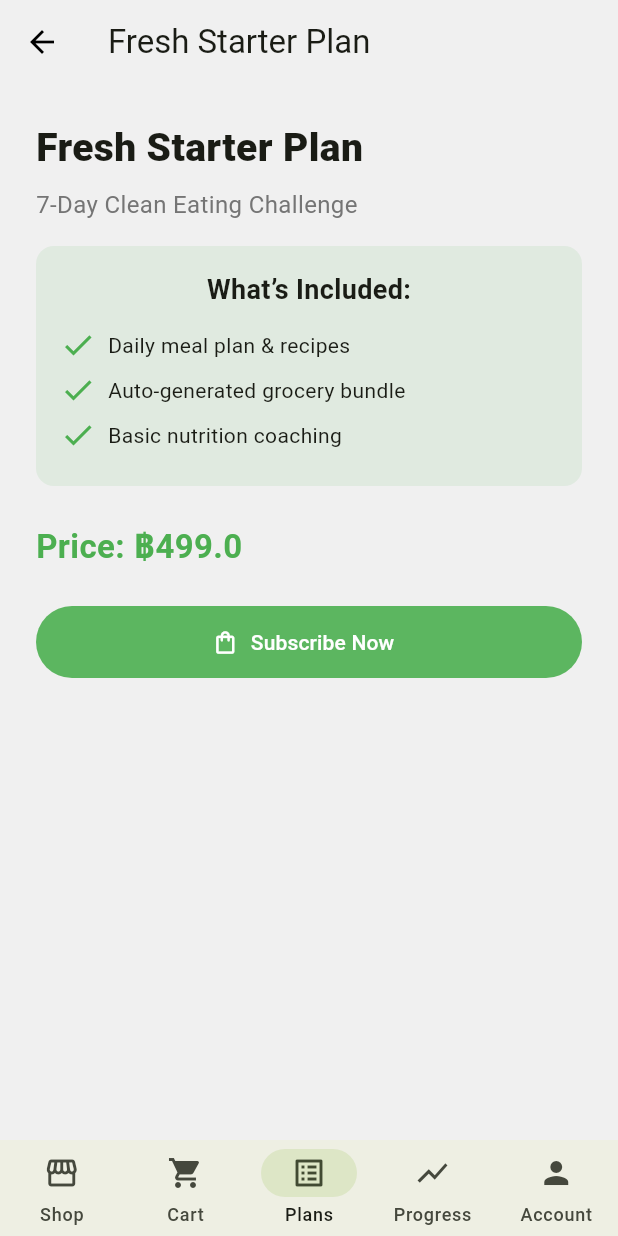
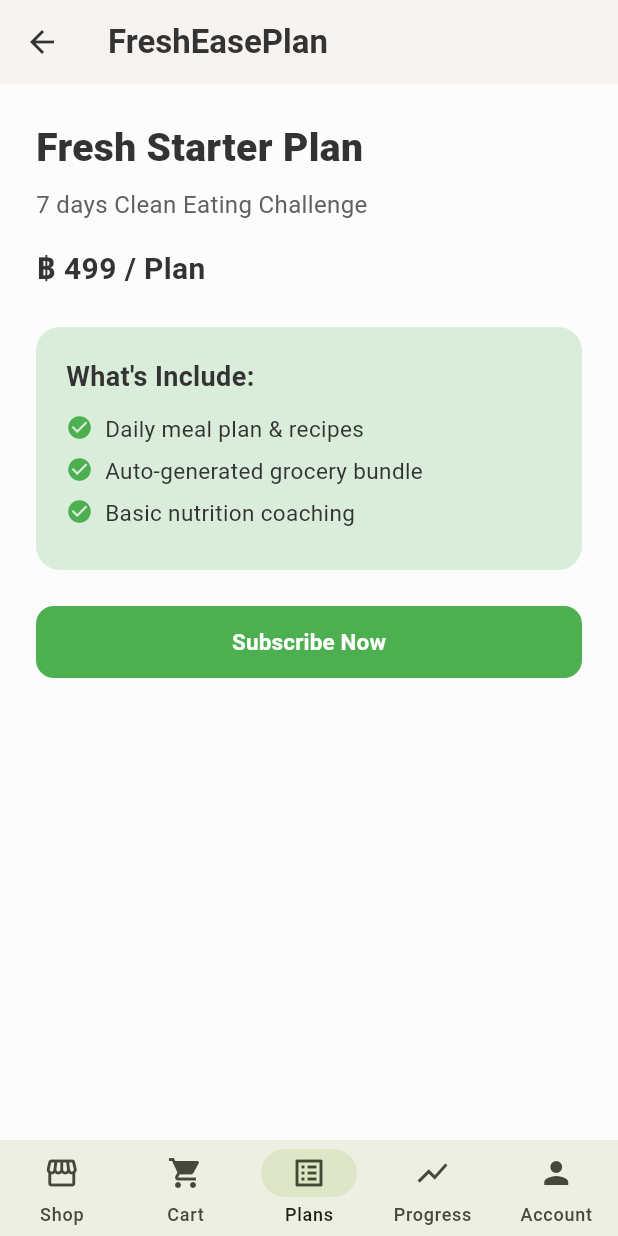
Before and after one commit to jemiezler/freshease, a Flutter app: the screen it shows after launch, item 3 of the bottom bar chosen, after a tap on "View Details", on a phone screen of 412 x 824 dp. Run offline on Flutter 3.47's test engine with Material 3 defaults, Android fonts, the phone set to English and light mode, and no system bars; our stand-ins replace dio, equatable, flutter_bloc, get_it, go_router; network calls fail.

Commit message:
feat(ui): Enhance PlanDetailPage and PlansPage with improved styling and dynamic button colors

```diff
--- a/frontend/lib/features/plans/presentation/pages/plan_detail_page.dart
+++ b/frontend/lib/features/plans/presentation/pages/plan_detail_page.dart
@@ -1,6 +1,13 @@
 import 'package:flutter/material.dart';
 import 'package:frontend/core/state/checkout_controller.dart';
 import 'package:go_router/go_router.dart';
+
+// --- Define App Colors from Figma ---
+const Color _scaffoldBgColor = Color.fromARGB(255, 252, 252, 252);
+const Color _appBarBgColor = Color(0xFFF7F3F0);
+const Color _primaryTextColor = Color(0xFF333333);
+const Color _secondaryTextColor = Color(0xFF616161);
+const Color _checkColor = Color(0xFF4CAF50); // Colors.green.shade600
 
 class PlanDetailPage extends StatelessWidget {
   final Map<String, dynamic> plan;
@@ -8,54 +15,109 @@ class PlanDetailPage extends StatelessWidget {
 
   @override
   Widget build(BuildContext context) {
+    // Extract all data first
     final color = plan["color"] as Color;
     final features = (plan["features"] as List).cast<String>();
+    final title = plan["title"] as String;
+    final subtitle = plan["subtitle"] as String;
+    final price = plan["price"] as double;
 
     return Scaffold(
-      appBar: AppBar(title: Text(plan["title"])),
+      // 1. Set background color
+      backgroundColor: _scaffoldBgColor,
+      appBar: AppBar(
+        // 2. Fix AppBar title and style
+        title: const Text(
+          'FreshEasePlan', // Fixed title from Figma
+          style: TextStyle(
+            color: _primaryTextColor,
+            fontWeight: FontWeight.bold,
+          ),
+        ),
+        backgroundColor: _appBarBgColor,
+        elevation: 0,
+        iconTheme: const IconThemeData(
+          color: _primaryTextColor, // Dark back arrow
+        ),
+      ),
       body: Center(
         child: ConstrainedBox(
           constraints: const BoxConstraints(maxWidth: 900),
           child: ListView(
             padding: const EdgeInsets.all(24),
             children: [
+              // 3. Content Order: Title
               Text(
-                plan["title"],
+                title,
                 style: const TextStyle(
                   fontSize: 26,
                   fontWeight: FontWeight.w800,
+                  color: _primaryTextColor, // Ensure dark text
                 ),
               ),
               const SizedBox(height: 8),
+              // 4. Content Order: Subtitle
               Text(
-                plan["subtitle"],
-                style: TextStyle(fontSize: 16, color: Colors.grey[600]),
+                subtitle,
+                style: const TextStyle(
+                  fontSize: 16,
+                  color: _secondaryTextColor, // Use theme color
+                ),
               ),
               const SizedBox(height: 16),
+              // 5. Content Order: Price (Moved & Restyled)
+              Text(
+                '฿ ${price.toStringAsFixed(0)} / Plan', // New format
+                style: const TextStyle(
+                  fontSize: 20,
+                  fontWeight: FontWeight.w700,
+                  color: _primaryTextColor, // Dark text, not green
+                ),
+              ),
+              const SizedBox(height: 24),
+              // 6. Content Order: "What's Include" Box
               Container(
                 decoration: BoxDecoration(
-                  color: color.withValues(alpha: .1),
-                  borderRadius: BorderRadius.circular(12),
+                  // Use the plan color with more opacity
+                  color: color.withOpacity(0.2),
+                  borderRadius: BorderRadius.circular(16),
                 ),
-                padding: const EdgeInsets.all(16),
+                padding: const EdgeInsets.all(20),
                 child: Column(
+                  crossAxisAlignment: CrossAxisAlignment.start,
                   children: [
                     const Text(
-                      'What’s Included:',
+                      "What's Include:", // Match Figma (no 'd')
                       style: TextStyle(
                         fontWeight: FontWeight.w700,
                         fontSize: 18,
+                        color: _primaryTextColor,
                       ),
                     ),
                     const SizedBox(height: 12),
                     for (final f in features)
                       Padding(
-                        padding: const EdgeInsets.only(bottom: 6),
+                        padding: const EdgeInsets.only(bottom: 8),
                         child: Row(
+                          crossAxisAlignment: CrossAxisAlignment.start,
                           children: [
-                            const Icon(Icons.check, color: Colors.green),
+                            const Icon(
+                              Icons
+                                  .check_circle, // Match previous screen's icon
+                              color: _checkColor,
+                              size: 18,
+                            ),
                             const SizedBox(width: 8),
-                            Expanded(child: Text(f)),
+                            Expanded(
+                              child: Text(
+                                f,
+                                style: const TextStyle(
+                                  color: _primaryTextColor,
+                                  fontSize: 15,
+                                  height: 1.3,
+                                ),
+                              ),
+                            ),
                           ],
                         ),
                       ),
@@ -63,35 +125,36 @@ class PlanDetailPage extends StatelessWidget {
                 ),
               ),
               const SizedBox(height: 24),
-              Text(
-                'Price: ฿${plan["price"]}',
-                style: const TextStyle(
-                  fontSize: 22,
-                  fontWeight: FontWeight.w700,
-                  color: Colors.green,
-                ),
-              ),
-              const SizedBox(height: 24),
-              FilledButton.icon(
+              // 7. Button (No Icon, solid color)
+              FilledButton(
                 onPressed: () {
                   final co = CheckoutScope.of(context);
                   co.setPlanCheckout(
                     PlanOrder(
                       id: plan["id"] as int,
-                      title: plan["title"] as String,
-                      price: plan["price"] as double,
-                      subtitle: plan["subtitle"] as String,
+                      title: title,
+                      price: price,
+                      subtitle: subtitle,
                     ),
                   );
 
                   // Navigate directly into checkout flow (starting at address)
                   context.go('/cart/checkout/address');
                 },
-                icon: const Icon(Icons.shopping_bag_outlined),
-                label: const Text('Subscribe Now'),
                 style: FilledButton.styleFrom(
                   minimumSize: const Size.fromHeight(48),
-                  backgroundColor: color.withValues(alpha: .9),
+                  // Use solid plan color
+                  backgroundColor: color,
+                  // Use white text for contrast
+                  foregroundColor: Colors.white,
+                  shape: RoundedRectangleBorder(
+                    borderRadius: BorderRadius.circular(12),
+                  ),
+                ),
+                // Remove icon, use child
+                child: const Text(
+                  'Subscribe Now',
+                  style: TextStyle(fontWeight: FontWeight.bold, fontSize: 15),
                 ),
               ),
             ],
--- a/frontend/lib/features/plans/presentation/pages/plans_page.dart
+++ b/frontend/lib/features/plans/presentation/pages/plans_page.dart
@@ -1,5 +1,17 @@
 import 'package:flutter/material.dart';
 import 'package:go_router/go_router.dart';
+
+// --- Define App Colors from Figma ---
+// ⚠️ หมายเหตุ: คุณเปลี่ยน _scaffoldBgColor เป็นสีขาว ผมจะคงตามนี้นะครับ
+const Color _scaffoldBgColor = Color.fromARGB(255, 255, 255, 255);
+const Color _appBarBgColor = Color(0xFFF7F3F0);
+const Color _cardBgColor = Colors.white;
+// ⚠️ _buttonColor และ _buttonTextColor ไม่ได้ใช้สำหรับปุ่ม plan card แล้ว
+// const Color _buttonColor = Color(0xFFB0D9B1);
+// const Color _buttonTextColor = Color(0xFF333333);
+const Color _primaryTextColor = Color(0xFF333333);
+const Color _secondaryTextColor = Color(0xFF616161); // Colors.grey.shade700
+const Color _checkColor = Color(0xFF4CAF50); // Colors.green.shade600
 
 class PlansPage extends StatefulWidget {
   const PlansPage({super.key});
@@ -9,30 +21,31 @@ class PlansPage extends StatefulWidget {
 }
 
 class _PlansPageState extends State<PlansPage> {
+  // Data model with colors that will be used for buttons
   final _plans = const [
     {
       "id": 1,
       "title": "Fresh Starter Plan",
-      "subtitle": "7-Day Clean Eating Challenge",
+      "subtitle": "7 days Clean Eating Challenge",
       "price": 499.0,
       "features": [
         "Daily meal plan & recipes",
         "Auto-generated grocery bundle",
         "Basic nutrition coaching",
       ],
-      "color": Colors.green,
+      "color": Colors.green, // Now used for button
     },
     {
       "id": 2,
-      "title": "Balanced Weekly Plan",
+      "title": "Balanced weekly Plan",
       "subtitle": "Perfect for busy professionals",
       "price": 899.0,
       "features": [
-        "5 curated dinners per week",
+        "5 Curated dinners per week",
         "One-click grocery ordering",
         "AI meal recommendations",
       ],
-      "color": Colors.orange,
+      "color": Colors.orange, // Now used for button
     },
     {
       "id": 3,
@@ -44,41 +57,45 @@ class _PlansPageState extends State<PlansPage> {
         "Private nutrition coach",
         "Progress tracking dashboard",
       ],
-      "color": Colors.teal,
+      "color": Colors.teal, // Now used for button
     },
   ];
 
   @override
   Widget build(BuildContext context) {
     return Scaffold(
-      appBar: AppBar(title: const Text('FreshEase Plans')),
-      body: LayoutBuilder(
-        builder: (context, constraints) {
-          final isWide = constraints.maxWidth >= 900;
-          final crossAxisCount = isWide
-              ? 3
-              : (constraints.maxWidth > 600 ? 2 : 1);
-          return GridView.builder(
-            padding: const EdgeInsets.all(16),
-            gridDelegate: SliverGridDelegateWithFixedCrossAxisCount(
-              crossAxisCount: crossAxisCount,
-              crossAxisSpacing: 16,
-              mainAxisSpacing: 16,
-              childAspectRatio: isWide ? 1.1 : 0.95,
+      backgroundColor: _scaffoldBgColor,
+      appBar: AppBar(
+        title: const Text(
+          'FreshEasePlans',
+          style: TextStyle(
+            color: _primaryTextColor,
+            fontWeight: FontWeight.bold,
           ),
+        ),
+        backgroundColor: _appBarBgColor,
+        elevation: 0,
+        // Assuming default icon theme is fine (dark icons on light bg)
+      ),
+      body: ListView.builder(
+        padding: const EdgeInsets.symmetric(horizontal: 16, vertical: 20),
         itemCount: _plans.length,
         itemBuilder: (_, i) {
           final plan = _plans[i];
-              return _PlanCard(
+          return Padding(
+            // Add spacing between cards
+            padding: const EdgeInsets.only(bottom: 16.0),
+            child: _PlanCard(
               title: plan["title"] as String,
               subtitle: plan["subtitle"] as String,
               price: plan["price"] as double,
               features: (plan["features"] as List).cast<String>(),
-                color: plan["color"] as Color,
+              // --- 🟢 FIX: Pass the color to the card ---
+              buttonColor: plan["color"] as Color,
+              // ------------------------------------------
               onSubscribe: () =>
                   context.go('/plans/${plan["id"]}', extra: plan),
-              );
-            },
+            ),
           );
         },
       ),
@@ -91,16 +108,22 @@ class _PlanCard extends StatelessWidget {
   final String subtitle;
   final double price;
   final List<String> features;
-  final Color color;
   final VoidCallback onSubscribe;
+  // --- 🟢 FIX: Add buttonColor property ---
+  final Color buttonColor;
+  // -------------------------------------
 
+  // --- Removed 'const' because Image.network is not const ---
   const _PlanCard({
+    super.key,
     required this.title,
     required this.subtitle,
     required this.price,
     required this.features,
-    required this.color,
     required this.onSubscribe,
+    // --- 🟢 FIX: Require buttonColor in constructor ---
+    required this.buttonColor,
+    // -----------------------------------------------
   });
 
   @override
@@ -109,75 +132,123 @@ class _PlanCard extends StatelessWidget {
       elevation: 2,
       clipBehavior: Clip.antiAlias,
       shape: RoundedRectangleBorder(borderRadius: BorderRadius.circular(16)),
-      child: Padding(
+      color: _cardBgColor,
+      child: Stack(
+        children: [
+          // Salad bowl icon in top right
+          Positioned(
+            top: 16,
+            right: 16,
+            child: Image.network(
+              'https://i.pinimg.com/736x/80/e2/0c/80e20c8ed50251fc4274d067df7c8a11.jpg',
+              width: 48,
+              height: 48,
+              // --- 🟢 FIX: Removed 'color' property so image is visible ---
+              // color: buttonColor.withOpacity(0.2), // This tints the image
+              // -----------------------------------------------------------
+              errorBuilder: (context, error, stackTrace) => Icon(
+                Icons.image_not_supported_outlined,
+                color: Colors.grey.shade200,
+                size: 40,
+              ),
+            ),
+          ),
+          // Main content
+          Padding(
             padding: const EdgeInsets.all(20),
             child: Column(
               crossAxisAlignment: CrossAxisAlignment.start,
               children: [
-            Container(
-              decoration: BoxDecoration(
-                color: color.withValues(alpha: .15),
-                borderRadius: BorderRadius.circular(12),
-              ),
-              padding: const EdgeInsets.all(8),
-              child: Icon(Icons.eco, color: color, size: 28),
-            ),
-            const SizedBox(height: 12),
+                // Title
                 Text(
                   title,
-              style: const TextStyle(fontSize: 18, fontWeight: FontWeight.w800),
+                  style: const TextStyle(
+                    fontSize: 19,
+                    fontWeight: FontWeight.w800,
+                    color: _primaryTextColor,
+                  ),
                 ),
                 const SizedBox(height: 4),
-            Text(subtitle, style: TextStyle(color: Colors.grey[600])),
-            const SizedBox(height: 12),
+                // Subtitle
                 Text(
-              '฿${price.toStringAsFixed(0)} / plan',
+                  subtitle,
+                  style: const TextStyle(
+                    color: _secondaryTextColor,
+                    fontSize: 15,
+                  ),
+                ),
+                const SizedBox(height: 16),
+                // Price
+                Text(
+                  '฿ ${price.toStringAsFixed(0)} / Plan',
                   style: const TextStyle(
                     fontSize: 20,
                     fontWeight: FontWeight.w700,
-                color: Colors.green,
+                    color: _primaryTextColor,
                   ),
                 ),
-            const SizedBox(height: 12),
-            Expanded(
-              child: ListView.builder(
-                itemCount: features.length,
-                physics: const NeverScrollableScrollPhysics(),
-                itemBuilder: (_, i) => Padding(
-                  padding: const EdgeInsets.only(bottom: 4),
-                  child: Row(
-                    crossAxisAlignment: CrossAxisAlignment.start,
-                    children: [
-                      const Icon(
-                        Icons.check_circle,
-                        size: 16,
-                        color: Colors.green,
+                const SizedBox(height: 16),
+                // Features
+                Column(
+                  children: features
+                      .map((feature) => _FeatureItem(text: feature))
+                      .toList(),
                 ),
-                      const SizedBox(width: 6),
-                      Expanded(
-                        child: Text(
-                          features[i],
-                          style: const TextStyle(height: 1.2),
+                const SizedBox(height: 16),
+                // Button
+                FilledButton(
+                  onPressed: onSubscribe,
+                  style: FilledButton.styleFrom(
+                    minimumSize: const Size.fromHeight(44),
+                    // --- 🟢 FIX: Use dynamic color ---
+                    backgroundColor: buttonColor,
+                    foregroundColor:
+                        Colors.white, // Use white text for contrast
+                    // ----------------------------------
+                    shape: RoundedRectangleBorder(
+                      borderRadius: BorderRadius.circular(12),
+                    ),
+                  ),
+                  child: const Text(
+                    'View Details',
+                    style: TextStyle(fontWeight: FontWeight.bold, fontSize: 15),
                   ),
                 ),
               ],
             ),
           ),
+        ],
       ),
+    );
+  }
+}
+
+// Helper widget for a single feature item
+class _FeatureItem extends StatelessWidget {
+  final String text;
+  const _FeatureItem({super.key, required this.text});
+
+  @override
+  Widget build(BuildContext context) {
+    return Padding(
+      padding: const EdgeInsets.only(bottom: 8.0),
+      child: Row(
+        crossAxisAlignment: CrossAxisAlignment.start,
+        children: [
+          const Icon(Icons.check_circle, size: 18, color: _checkColor),
+          const SizedBox(width: 8),
+          Expanded(
+            child: Text(
+              text,
+              style: const TextStyle(
+                color: _primaryTextColor,
+                fontSize: 15,
+                height: 1.3,
               ),
-            const SizedBox(height: 8),
-            FilledButton.icon(
-              onPressed: onSubscribe,
-              icon: const Icon(Icons.arrow_forward),
-              label: const Text('View Details'),
-              style: FilledButton.styleFrom(
-                minimumSize: const Size.fromHeight(44),
-                backgroundColor: color.withValues(alpha: 0.9),
             ),
           ),
         ],
       ),
-      ),
     );
   }
 }
```
Lines whose indentation alone changed are shown as unchanged.
